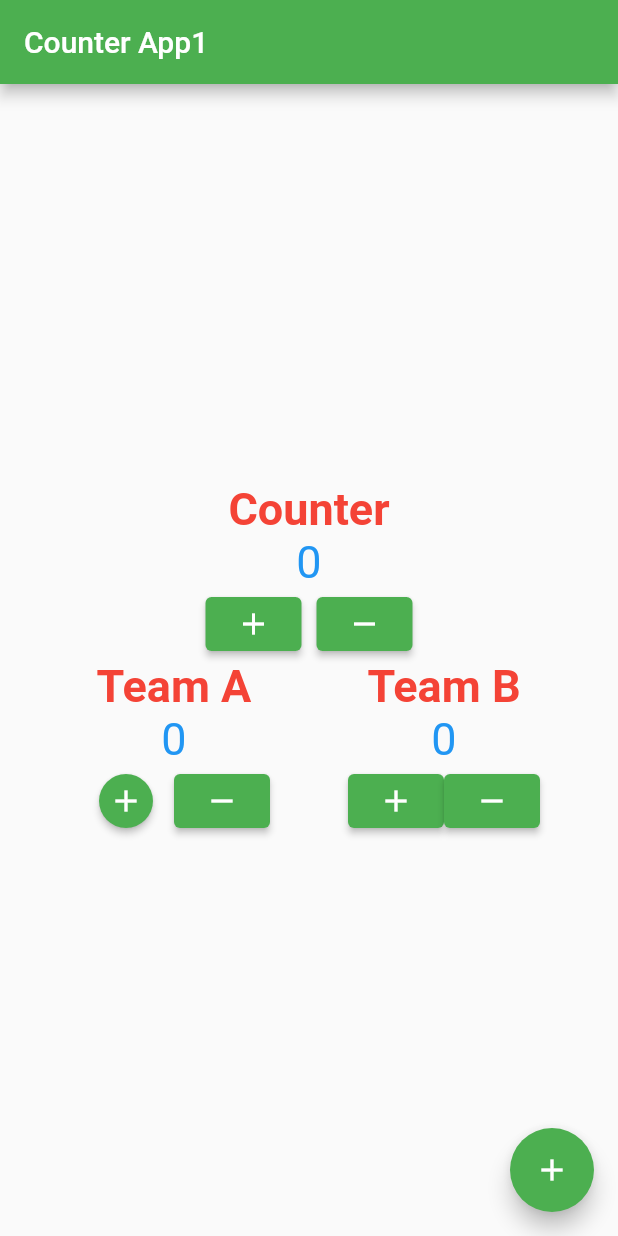
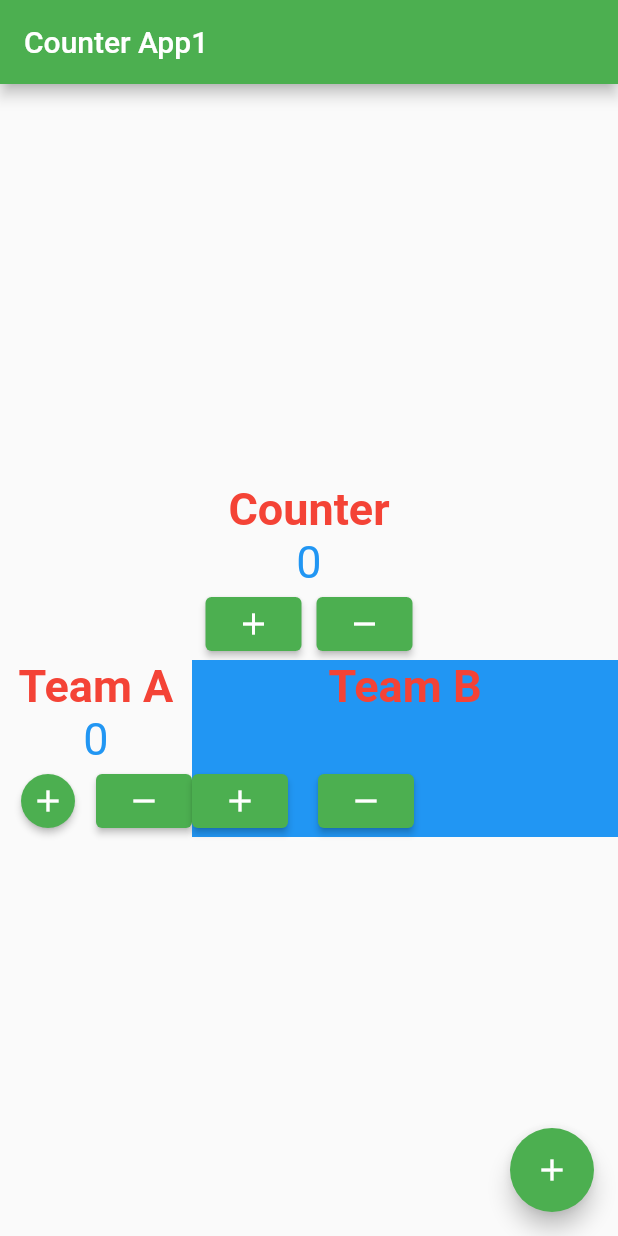
Before and after one commit to namanchandak/Counter-Application-Using-Flutter, a Flutter app: the screen it shows after launch, on a phone screen of 412 x 824 dp. Run offline on Flutter 3.47's test engine with Material 2 defaults, Android fonts, the light colour scheme and no system bars.

Commit message:
container and expanded

```diff
--- a/lib/main.dart
+++ b/lib/main.dart
@@ -112,7 +112,7 @@ class _LandingPageState extends State<LandingPage> {
 ////ElevatedButton.styleFrom(shape: const CircleBorder()),
 
           Row(
-            mainAxisAlignment: MainAxisAlignment.spaceEvenly,
+            mainAxisAlignment: MainAxisAlignment.center,
             children: [
               Column(
                 children: [
@@ -149,7 +149,42 @@ class _LandingPageState extends State<LandingPage> {
 
                 ],
               ),
-              Column(
+////Container(color: Colors.blue ,child:Column(
+//                 children: [
+//                   const Text(
+//                     "Team B",
+//                     style: TextStyle(
+//                         fontSize: 30,
+//                         fontWeight: FontWeight.bold,
+//                         color: Colors.red),
+//                   ),
+//                   Text(
+//                     "$_counter1",
+//                     style: TextStyle(fontSize: 30, color: Colors.blue),
+//                   ),
+//
+//                   Row (
+//
+//                     children: [
+//                       ElevatedButton(
+//                         onPressed: increment1,
+//                         child: const Icon(Icons.add),
+//                       ),
+//
+//
+//                       const SizedBox(width: 20,),
+//                       ElevatedButton(
+//                         onPressed: decrement1,
+//                         child: const Icon(Icons.remove),
+//                       )
+//                     ],
+//                   ),
+//
+//                 ],
+//               ) ),
+
+
+              Expanded( flex:10,child :Container(color: Colors.blue ,child:Column(
                 children: [
                   const Text(
                     "Team B",
@@ -170,6 +205,9 @@ class _LandingPageState extends State<LandingPage> {
                         onPressed: increment1,
                         child: const Icon(Icons.add),
                       ),
+
+
+                      const SizedBox(width: 20,),
                       ElevatedButton(
                         onPressed: decrement1,
                         child: const Icon(Icons.remove),
@@ -177,8 +215,9 @@ class _LandingPageState extends State<LandingPage> {
                     ],
                   ),
 
-                    ],
-                  )
+                ],
+              ) ),)
+
 
 
 
```
